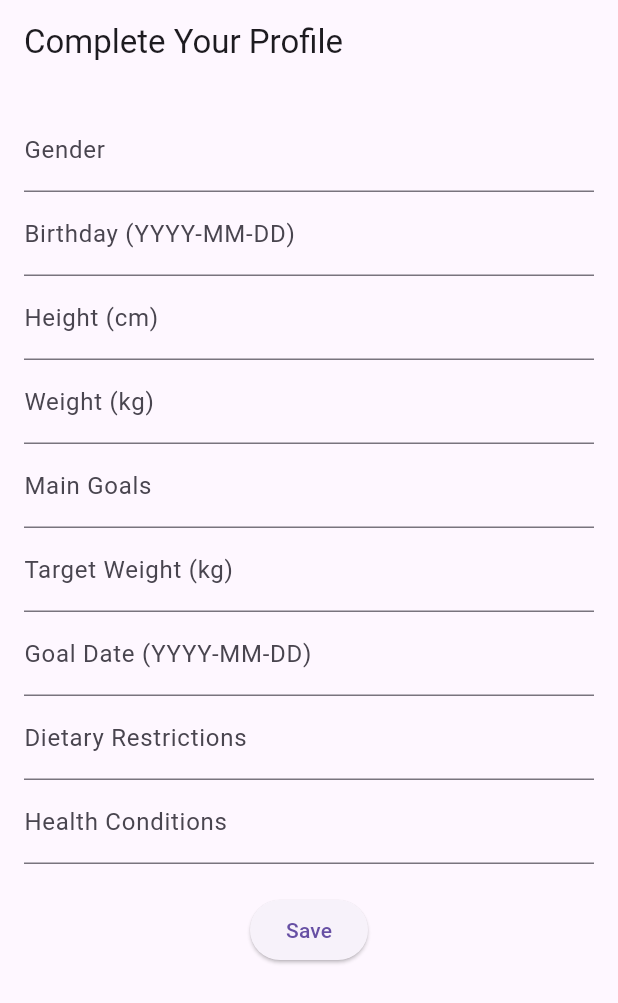
After one commit to liwei-0405/WellBites, a Flutter app: the UserDetailsScreen screen opened directly, on a phone screen of 412 x 824 dp. The commit adds this screen. Shown: the top 1003 px of the screen. Run offline on Flutter 3.47's test engine with Material 3 defaults, Android fonts, the phone set to English and light mode, and no system bars; our stand-ins replace cloud_firestore, firebase_auth, firebase_core, google_generative_ai; accounts and stored records are empty; generated files the repository leaves out were written again; network calls fail.

Commit message:
added user_details ( not yet finish), fixed some authentication bug

```diff
--- a/lib/pages/register.dart
+++ b/lib/pages/register.dart
@@ -1,4 +1,5 @@
 import 'package:flutter/material.dart';
+import 'package:cloud_firestore/cloud_firestore.dart';
 import 'package:firebase_auth/firebase_auth.dart';
 import '../services/auth_service.dart';
 
@@ -24,7 +25,24 @@ class _RegisterScreenState extends State<RegisterScreen> {
     );
 
     if (error == null) {
-      Navigator.pushReplacementNamed(context, '/user');
+      User? user = FirebaseAuth.instance.currentUser;
+      if (user != null) {
+        await FirebaseFirestore.instance.collection('users').doc(user.uid).set({
+          'email': user.email,
+          'status': 'unverified',
+          'gender': null,
+          'birthday': null,
+          'height': null,
+          'weight': null,
+          'main_goals': null,
+          'target_weight': null,
+          'goal_date': null,
+          'dietary_restrictions': null,
+          'health_conditions': null,
+        });
+
+        Navigator.pushNamedAndRemoveUntil(context, '/user', (route) => false);
+      }
     } else {
       setState(() {
         errorMessage = error;
@@ -52,12 +70,16 @@ class _RegisterScreenState extends State<RegisterScreen> {
             if (errorMessage != null)
               Padding(
                 padding: EdgeInsets.symmetric(vertical: 8.0),
-                child: Text(errorMessage!,style: TextStyle(color: Colors.red, fontSize: 14)),
+                child: Text(
+                  errorMessage!,
+                  style: TextStyle(color: Colors.red, fontSize: 14),
+                ),
               ),
             SizedBox(height: 20),
             ElevatedButton(onPressed: register, child: Text("Register")),
             TextButton(
-              onPressed: () => Navigator.pushReplacementNamed(context, '/login'),
+              onPressed:
+                  () => Navigator.pushReplacementNamed(context, '/login'),
               child: Text("Already have an account? Login"),
             ),
           ],
--- /dev/null
+++ b/lib/pages/user_details.dart
@@ -0,0 +1,107 @@
+import 'package:flutter/material.dart';
+import 'package:cloud_firestore/cloud_firestore.dart';
+import 'package:firebase_auth/firebase_auth.dart';
+import 'user_home.dart';
+
+class UserDetailsScreen extends StatefulWidget {
+  @override
+  _UserDetailsScreenState createState() => _UserDetailsScreenState();
+}
+
+class _UserDetailsScreenState extends State<UserDetailsScreen> {
+  final TextEditingController genderController = TextEditingController();
+  final TextEditingController birthdayController = TextEditingController();
+  final TextEditingController heightController = TextEditingController();
+  final TextEditingController weightController = TextEditingController();
+  final TextEditingController mainGoalsController = TextEditingController();
+  final TextEditingController targetWeightController = TextEditingController();
+  final TextEditingController goalDateController = TextEditingController();
+  final TextEditingController dietaryRestrictionsController =
+      TextEditingController();
+  final TextEditingController healthConditionsController =
+      TextEditingController();
+
+  void saveUserDetails() async {
+    User? user = FirebaseAuth.instance.currentUser;
+    if (user != null) {
+      await FirebaseFirestore.instance.collection('users').doc(user.uid).update(
+        {
+          'gender': genderController.text.trim(),
+          'birthday': birthdayController.text.trim(),
+          'height': double.tryParse(heightController.text.trim()),
+          'weight': double.tryParse(weightController.text.trim()),
+          'main_goals': mainGoalsController.text.trim(),
+          'target_weight': double.tryParse(targetWeightController.text.trim()),
+          'goal_date': goalDateController.text.trim(),
+          'dietary_restrictions': dietaryRestrictionsController.text.trim(),
+          'health_conditions': healthConditionsController.text.trim(),
+          'status': 'verified',
+        },
+      );
+
+      Navigator.pushReplacement(
+        context,
+        MaterialPageRoute(builder: (context) => UserScreen()),
+      );
+    }
+  }
+
+  @override
+  Widget build(BuildContext context) {
+    return Scaffold(
+      appBar: AppBar(title: Text("Complete Your Profile")),
+      body: Padding(
+        padding: EdgeInsets.all(16.0),
+        child: SingleChildScrollView(
+          child: Column(
+            children: [
+              TextField(
+                controller: genderController,
+                decoration: InputDecoration(labelText: "Gender"),
+              ),
+              TextField(
+                controller: birthdayController,
+                decoration: InputDecoration(labelText: "Birthday (YYYY-MM-DD)"),
+              ),
+              TextField(
+                controller: heightController,
+                decoration: InputDecoration(labelText: "Height (cm)"),
+                keyboardType: TextInputType.number,
+              ),
+              TextField(
+                controller: weightController,
+                decoration: InputDecoration(labelText: "Weight (kg)"),
+                keyboardType: TextInputType.number,
+              ),
+              TextField(
+                controller: mainGoalsController,
+                decoration: InputDecoration(labelText: "Main Goals"),
+              ),
+              TextField(
+                controller: targetWeightController,
+                decoration: InputDecoration(labelText: "Target Weight (kg)"),
+                keyboardType: TextInputType.number,
+              ),
+              TextField(
+                controller: goalDateController,
+                decoration: InputDecoration(
+                  labelText: "Goal Date (YYYY-MM-DD)",
+                ),
+              ),
+              TextField(
+                controller: dietaryRestrictionsController,
+                decoration: InputDecoration(labelText: "Dietary Restrictions"),
+              ),
+              TextField(
+                controller: healthConditionsController,
+                decoration: InputDecoration(labelText: "Health Conditions"),
+              ),
+              SizedBox(height: 20),
+              ElevatedButton(onPressed: saveUserDetails, child: Text("Save")),
+            ],
+          ),
+        ),
+      ),
+    );
+  }
+}
```
Also changed, not shown: lib/main.dart (+4 -4 lines), lib/pages/user_home.dart (+103 -7 lines).
